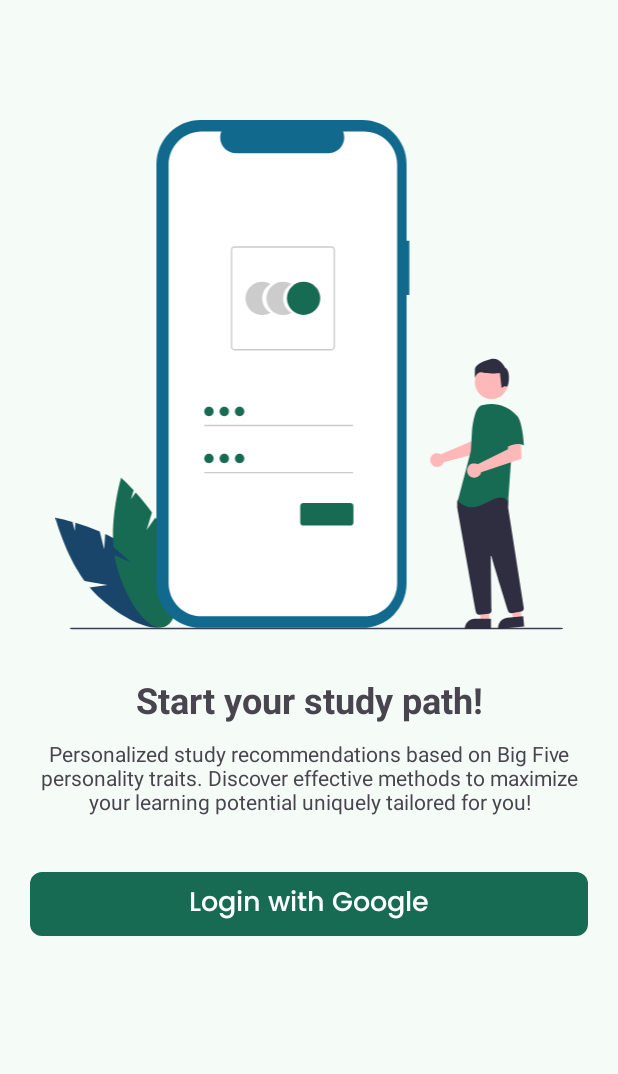
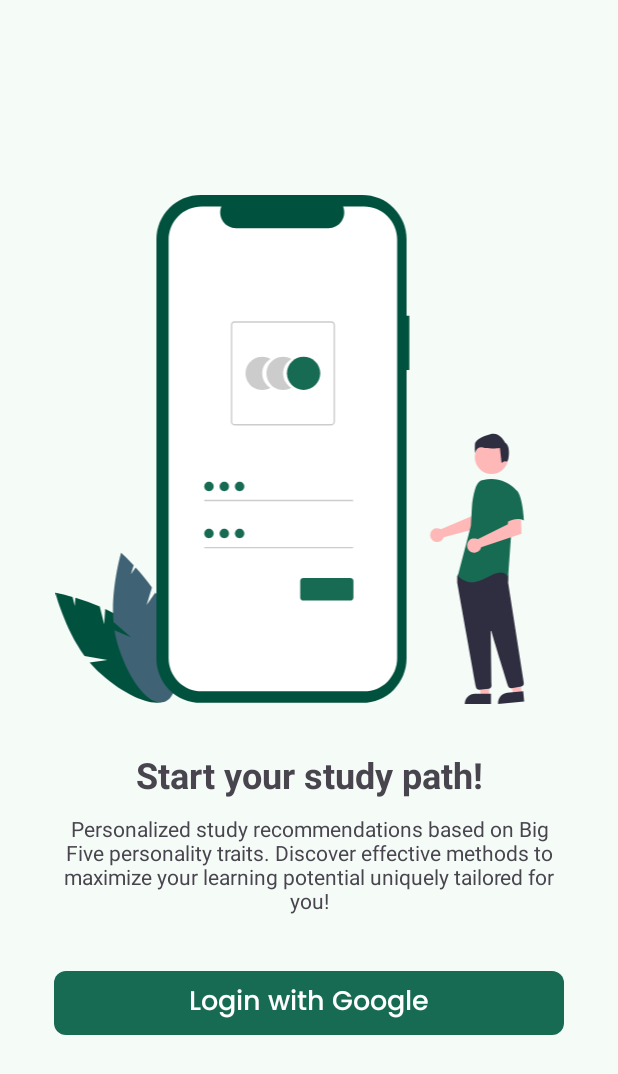
Before and after one commit to C242-PS142/StudyPath-Android, an Android app: the LoginActivity screen opened directly, with no data from a screen before it, on a phone screen of 412 x 824 dp. Shown: the top 1074 px of the screen. Run offline under Robolectric (Android 15) with nearby library versions, the phone set to English and light mode, and no system bars.

Commit message:
Refactor Illustration Color & Login Activity Layout

```diff
--- a/app/src/main/res/drawable/undraw_access_account_re_8spm1.xml
+++ b/app/src/main/res/drawable/undraw_login_access_account.xml
@@ -4,11 +4,11 @@
 
         <clip-path android:pathData="M0,0h372v373.58h-372z"/>
 
-        <path android:fillColor="#19456B" android:pathData="M35.77,314.7L32.5,301.77C26.69,299.3 20.75,297.17 14.7,295.37L14.28,301.39L12.61,294.76C5.1,292.61 0,291.67 0,291.67C0,291.67 6.89,317.92 21.35,337.98L38.2,340.95L25.11,342.84C26.93,345.03 28.89,347.1 30.96,349.05C52,368.6 75.43,377.57 83.29,369.08C91.16,360.6 80.48,337.87 59.45,318.33C52.93,312.27 44.74,307.4 36.54,303.57L35.77,314.7Z"/>
+        <path android:fillColor="@color/md_theme_onPrimaryFixedVariant" android:pathData="M35.77,314.7L32.5,301.77C26.69,299.3 20.75,297.17 14.7,295.37L14.28,301.39L12.61,294.76C5.1,292.61 0,291.67 0,291.67C0,291.67 6.89,317.92 21.35,337.98L38.2,340.95L25.11,342.84C26.93,345.03 28.89,347.1 30.96,349.05C52,368.6 75.43,377.57 83.29,369.08C91.16,360.6 80.48,337.87 59.45,318.33C52.93,312.27 44.74,307.4 36.54,303.57L35.77,314.7Z"/>
 
-        <path android:fillColor="#186B53" android:pathData="M66.93,300.65L70.81,287.88C67.11,282.77 63.12,277.86 58.87,273.2L55.41,278.13L57.4,271.59C52.08,265.87 48.2,262.42 48.2,262.42C48.2,262.42 40.55,288.46 42.57,313.12L55.46,324.38L43.28,319.22C43.71,322.04 44.31,324.82 45.08,327.57C53,355.19 68.42,374.99 79.54,371.8C90.65,368.6 93.24,343.63 85.33,316.01C82.88,307.44 78.37,299.04 73.33,291.52L66.93,300.65Z"/>
+        <path android:fillColor="@color/md_theme_tertiary" android:pathData="M66.93,300.65L70.81,287.88C67.11,282.77 63.12,277.86 58.87,273.2L55.41,278.13L57.4,271.59C52.08,265.87 48.2,262.42 48.2,262.42C48.2,262.42 40.55,288.46 42.57,313.12L55.46,324.38L43.28,319.22C43.71,322.04 44.31,324.82 45.08,327.57C53,355.19 68.42,374.99 79.54,371.8C90.65,368.6 93.24,343.63 85.33,316.01C82.88,307.44 78.37,299.04 73.33,291.52L66.93,300.65Z"/>
 
-        <path android:fillColor="#11698E" android:pathData="M259.58,88.5H257.54V32.44C257.54,28.18 256.7,23.97 255.07,20.03C253.44,16.09 251.05,12.52 248.04,9.5C245.04,6.49 241.46,4.1 237.53,2.47C233.6,0.84 229.39,0 225.13,0H106.51C97.92,0 89.68,3.42 83.6,9.5C77.52,15.59 74.11,23.84 74.11,32.44V339.98C74.11,344.24 74.95,348.46 76.58,352.39C78.2,356.33 80.59,359.9 83.6,362.92C86.61,365.93 90.18,368.32 94.11,369.95C98.04,371.58 102.26,372.42 106.51,372.42H225.13C233.73,372.42 241.97,369 248.04,362.92C254.12,356.83 257.54,348.58 257.54,339.98V128.4H259.58L259.58,88.5Z"/>
+        <path android:fillColor="@color/md_theme_onPrimaryFixedVariant" android:pathData="M259.58,88.5H257.54V32.44C257.54,28.18 256.7,23.97 255.07,20.03C253.44,16.09 251.05,12.52 248.04,9.5C245.04,6.49 241.46,4.1 237.53,2.47C233.6,0.84 229.39,0 225.13,0H106.51C97.92,0 89.68,3.42 83.6,9.5C77.52,15.59 74.11,23.84 74.11,32.44V339.98C74.11,344.24 74.95,348.46 76.58,352.39C78.2,356.33 80.59,359.9 83.6,362.92C86.61,365.93 90.18,368.32 94.11,369.95C98.04,371.58 102.26,372.42 106.51,372.42H225.13C233.73,372.42 241.97,369 248.04,362.92C254.12,356.83 257.54,348.58 257.54,339.98V128.4H259.58L259.58,88.5Z"/>
 
         <path android:fillColor="#ffffff" android:pathData="M226.44,8.44H210.96C211.67,10.19 211.94,12.08 211.75,13.96C211.55,15.84 210.9,17.64 209.85,19.21C208.8,20.77 207.38,22.06 205.72,22.94C204.05,23.83 202.2,24.3 200.31,24.3H132.36C130.47,24.3 128.61,23.83 126.95,22.94C125.29,22.06 123.87,20.77 122.81,19.21C121.76,17.64 121.11,15.84 120.92,13.96C120.73,12.08 121,10.19 121.71,8.44H107.25C100.83,8.44 94.68,10.99 90.14,15.53C85.6,20.08 83.05,26.24 83.05,32.67V339.75C83.05,346.18 85.6,352.34 90.14,356.89C94.68,361.43 100.83,363.98 107.25,363.98H226.44C232.86,363.98 239.01,361.43 243.55,356.89C248.09,352.34 250.64,346.18 250.64,339.75V32.67C250.64,26.24 248.09,20.08 243.55,15.53C239.01,10.99 232.86,8.44 226.44,8.44Z"/>
 
@@ -16,29 +16,27 @@
 
         <path android:fillColor="#CCCCCC" android:pathData="M167.01,130.76C167.01,128.62 167.57,126.51 168.64,124.65C169.71,122.79 171.26,121.25 173.12,120.18C171.26,119.1 169.15,118.54 167.01,118.54C164.87,118.54 162.76,119.1 160.9,120.18C159.05,121.25 157.51,122.79 156.43,124.65C155.36,126.51 154.8,128.62 154.8,130.76C154.8,132.91 155.36,135.02 156.43,136.88C157.51,138.74 159.05,140.28 160.9,141.35C162.76,142.43 164.87,142.99 167.01,142.99C169.15,142.99 171.26,142.43 173.12,141.35C171.26,140.28 169.72,138.74 168.64,136.88C167.57,135.02 167.01,132.91 167.01,130.76Z"/>
 
-        <path android:fillColor="#186B53" android:pathData="M182.01,142.99C188.75,142.99 194.22,137.52 194.22,130.76C194.22,124.01 188.75,118.54 182.01,118.54C175.27,118.54 169.8,124.01 169.8,130.76C169.8,137.52 175.27,142.99 182.01,142.99Z"/>
+        <path android:fillColor="@color/md_theme_primary" android:pathData="M182.01,142.99C188.75,142.99 194.22,137.52 194.22,130.76C194.22,124.01 188.75,118.54 182.01,118.54C175.27,118.54 169.8,124.01 169.8,130.76C169.8,137.52 175.27,142.99 182.01,142.99Z"/>
 
         <path android:fillColor="#CCCCCC" android:pathData="M202.42,168.95H131.25C130.57,168.95 129.92,168.68 129.44,168.2C128.96,167.72 128.69,167.07 128.69,166.39V95.14C128.69,94.46 128.96,93.81 129.44,93.33C129.92,92.85 130.57,92.58 131.25,92.58H202.42C203.1,92.58 203.74,92.85 204.22,93.33C204.7,93.81 204.97,94.46 204.97,95.14V166.39C204.97,167.07 204.7,167.72 204.22,168.2C203.74,168.68 203.1,168.95 202.42,168.95ZM131.25,93.6C130.84,93.6 130.45,93.76 130.16,94.05C129.88,94.34 129.72,94.73 129.71,95.14V166.39C129.72,166.8 129.88,167.19 130.16,167.48C130.45,167.77 130.84,167.93 131.25,167.93H202.42C202.82,167.93 203.21,167.77 203.5,167.48C203.79,167.19 203.95,166.8 203.95,166.39V95.14C203.95,94.73 203.79,94.34 203.5,94.05C203.21,93.76 202.82,93.6 202.42,93.6H131.25Z"/>
 
         <path android:fillColor="#CCCCCC" android:pathData="M218.31,223.57H109.16V224.6H218.31V223.57Z"/>
 
-        <path android:fillColor="#186B53" android:pathData="M112.6,217.18C114.51,217.18 116.05,215.64 116.05,213.73C116.05,211.82 114.51,210.28 112.6,210.28C110.7,210.28 109.16,211.82 109.16,213.73C109.16,215.64 110.7,217.18 112.6,217.18Z"/>
+        <path android:fillColor="@color/md_theme_primary" android:pathData="M112.6,217.18C114.51,217.18 116.05,215.64 116.05,213.73C116.05,211.82 114.51,210.28 112.6,210.28C110.7,210.28 109.16,211.82 109.16,213.73C109.16,215.64 110.7,217.18 112.6,217.18Z"/>
 
         <path android:fillColor="#CCCCCC" android:pathData="M218.31,258.08H109.16V259.11H218.31V258.08Z"/>
 
-        <path android:fillColor="#186B53" android:pathData="M112.6,251.7C114.51,251.7 116.05,250.15 116.05,248.24C116.05,246.34 114.51,244.79 112.6,244.79C110.7,244.79 109.16,246.34 109.16,248.24C109.16,250.15 110.7,251.7 112.6,251.7Z"/>
+        <path android:fillColor="@color/md_theme_primary" android:pathData="M112.6,251.7C114.51,251.7 116.05,250.15 116.05,248.24C116.05,246.34 114.51,244.79 112.6,244.79C110.7,244.79 109.16,246.34 109.16,248.24C109.16,250.15 110.7,251.7 112.6,251.7Z"/>
 
-        <path android:fillColor="#186B53" android:pathData="M216.31,297.39H181.82C181.22,297.39 180.65,297.15 180.23,296.73C179.81,296.3 179.57,295.73 179.57,295.14V283.03C179.57,282.43 179.81,281.86 180.23,281.44C180.65,281.02 181.22,280.78 181.82,280.78H216.31C216.91,280.78 217.48,281.02 217.9,281.44C218.32,281.86 218.56,282.43 218.56,283.03V295.14C218.56,295.73 218.32,296.3 217.9,296.73C217.48,297.15 216.91,297.39 216.31,297.39Z"/>
+        <path android:fillColor="@color/md_theme_primary" android:pathData="M216.31,297.39H181.82C181.22,297.39 180.65,297.15 180.23,296.73C179.81,296.3 179.57,295.73 179.57,295.14V283.03C179.57,282.43 179.81,281.86 180.23,281.44C180.65,281.02 181.22,280.78 181.82,280.78H216.31C216.91,280.78 217.48,281.02 217.9,281.44C218.32,281.86 218.56,282.43 218.56,283.03V295.14C218.56,295.73 218.32,296.3 217.9,296.73C217.48,297.15 216.91,297.39 216.31,297.39Z"/>
 
-        <path android:fillColor="#186B53" android:pathData="M123.85,217.18C125.75,217.18 127.29,215.64 127.29,213.73C127.29,211.82 125.75,210.28 123.85,210.28C121.94,210.28 120.4,211.82 120.4,213.73C120.4,215.64 121.94,217.18 123.85,217.18Z"/>
+        <path android:fillColor="@color/md_theme_primary" android:pathData="M123.85,217.18C125.75,217.18 127.29,215.64 127.29,213.73C127.29,211.82 125.75,210.28 123.85,210.28C121.94,210.28 120.4,211.82 120.4,213.73C120.4,215.64 121.94,217.18 123.85,217.18Z"/>
 
-        <path android:fillColor="#186B53" android:pathData="M135.09,217.18C137,217.18 138.54,215.64 138.54,213.73C138.54,211.82 137,210.28 135.09,210.28C133.19,210.28 131.65,211.82 131.65,213.73C131.65,215.64 133.19,217.18 135.09,217.18Z"/>
+        <path android:fillColor="@color/md_theme_primary" android:pathData="M135.09,217.18C137,217.18 138.54,215.64 138.54,213.73C138.54,211.82 137,210.28 135.09,210.28C133.19,210.28 131.65,211.82 131.65,213.73C131.65,215.64 133.19,217.18 135.09,217.18Z"/>
 
-        <path android:fillColor="#186B53" android:pathData="M123.85,251.7C125.75,251.7 127.29,250.15 127.29,248.24C127.29,246.34 125.75,244.79 123.85,244.79C121.94,244.79 120.4,246.34 120.4,248.24C120.4,250.15 121.94,251.7 123.85,251.7Z"/>
+        <path android:fillColor="@color/md_theme_primary" android:pathData="M123.85,251.7C125.75,251.7 127.29,250.15 127.29,248.24C127.29,246.34 125.75,244.79 123.85,244.79C121.94,244.79 120.4,246.34 120.4,248.24C120.4,250.15 121.94,251.7 123.85,251.7Z"/>
 
-        <path android:fillColor="#186B53" android:pathData="M135.09,251.7C137,251.7 138.54,250.15 138.54,248.24C138.54,246.34 137,244.79 135.09,244.79C133.19,244.79 131.65,246.34 131.65,248.24C131.65,250.15 133.19,251.7 135.09,251.7Z"/>
-
-        <path android:fillColor="#3F3D56" android:pathData="M370.61,373.58H12.03C11.26,373.58 10.64,373.3 10.64,372.97C10.64,372.63 11.26,372.36 12.03,372.36H370.61C371.38,372.36 372,372.63 372,372.97C372,373.3 371.38,373.58 370.61,373.58Z"/>
+        <path android:fillColor="@color/md_theme_primary" android:pathData="M135.09,251.7C137,251.7 138.54,250.15 138.54,248.24C138.54,246.34 137,244.79 135.09,244.79C133.19,244.79 131.65,246.34 131.65,248.24C131.65,250.15 133.19,251.7 135.09,251.7Z"/>
 
         <path android:fillColor="#FFB8B8" android:pathData="M282.02,244.76C282.26,244.87 282.5,245 282.72,245.15L305.12,235.58L305.92,229.67L314.87,229.61L314.34,243.16L284.78,250.99C284.71,251.2 284.64,251.4 284.55,251.6C284.13,252.51 283.44,253.28 282.58,253.8C281.72,254.32 280.72,254.58 279.71,254.54C278.71,254.5 277.74,254.16 276.92,253.57C276.11,252.97 275.48,252.15 275.13,251.21C274.78,250.26 274.72,249.23 274.95,248.25C275.18,247.27 275.7,246.38 276.43,245.69C277.17,245 278.09,244.54 279.08,244.38C280.08,244.21 281.1,244.34 282.02,244.76Z"/>
 
@@ -54,11 +52,11 @@
 
         <path android:fillColor="#2F2E41" android:pathData="M310.64,362.77C310.11,362.77 309.6,362.58 309.2,362.24C308.79,361.91 308.52,361.44 308.43,360.92C305.26,343.3 294.9,285.71 294.65,284.11C294.65,284.08 294.65,284.04 294.65,284V279.71C294.65,279.55 294.7,279.4 294.79,279.27L296.15,277.35C296.22,277.26 296.3,277.18 296.4,277.13C296.5,277.07 296.61,277.04 296.73,277.04C304.53,276.67 330.08,275.6 331.32,277.14C332.55,278.7 332.12,283.4 332.02,284.32L332.02,284.42L343.5,357.92C343.59,358.51 343.45,359.11 343.1,359.59C342.75,360.07 342.23,360.39 341.64,360.49L334.48,361.68C333.94,361.76 333.39,361.65 332.93,361.37C332.47,361.08 332.13,360.64 331.96,360.13C329.75,353.03 322.31,329.17 319.73,319.93C319.72,319.87 319.68,319.82 319.63,319.79C319.58,319.76 319.52,319.74 319.46,319.75C319.4,319.76 319.34,319.79 319.3,319.83C319.27,319.88 319.24,319.94 319.24,320C319.37,328.8 319.68,351.27 319.79,359.02L319.8,359.86C319.81,360.42 319.6,360.97 319.22,361.39C318.84,361.81 318.32,362.07 317.76,362.13L310.85,362.76C310.78,362.76 310.7,362.77 310.64,362.77Z"/>
 
-        <path android:fillColor="#186B53" android:pathData="M312.05,209.42C309.91,210.69 308.63,213.03 307.89,215.41C306.53,219.83 305.71,224.39 305.45,229L304.67,242.8L295.06,279.39C303.39,286.45 308.2,284.84 319.42,279.07C330.64,273.29 331.92,280.99 331.92,280.99L334.17,249.86L337.37,215.84C336.65,214.97 335.84,214.19 334.94,213.5C331.98,211.2 328.53,209.59 324.86,208.81C321.19,208.04 317.39,208.1 313.75,209.01L312.05,209.42Z"/>
+        <path android:fillColor="@color/md_theme_primary" android:pathData="M312.05,209.42C309.91,210.69 308.63,213.03 307.89,215.41C306.53,219.83 305.71,224.39 305.45,229L304.67,242.8L295.06,279.39C303.39,286.45 308.2,284.84 319.42,279.07C330.64,273.29 331.92,280.99 331.92,280.99L334.17,249.86L337.37,215.84C336.65,214.97 335.84,214.19 334.94,213.5C331.98,211.2 328.53,209.59 324.86,208.81C321.19,208.04 317.39,208.1 313.75,209.01L312.05,209.42Z"/>
 
         <path android:fillColor="#FFB8B8" android:pathData="M308.92,252.15C309.18,252.24 309.43,252.36 309.67,252.5L331.82,241.4L332.19,235.38L341.33,234.75L341.82,248.46L312.22,258.26C311.97,259.3 311.42,260.24 310.64,260.95C309.85,261.67 308.86,262.13 307.8,262.27C306.75,262.41 305.68,262.23 304.73,261.74C303.78,261.26 303,260.5 302.5,259.56C301.99,258.62 301.78,257.55 301.9,256.49C302.02,255.43 302.45,254.43 303.15,253.63C303.85,252.82 304.77,252.25 305.81,251.99C306.84,251.72 307.92,251.78 308.92,252.15Z"/>
 
-        <path android:fillColor="#186B53" android:pathData="M337.21,216C342.66,217.92 343.62,238.79 343.62,238.79C337.21,235.26 329.52,241.03 329.52,241.03C329.52,241.03 327.91,235.58 325.99,228.51C325.41,226.53 325.34,224.43 325.79,222.41C326.24,220.39 327.19,218.51 328.55,216.96C328.55,216.96 331.76,214.07 337.21,216Z"/>
+        <path android:fillColor="@color/md_theme_primary" android:pathData="M337.21,216C342.66,217.92 343.62,238.79 343.62,238.79C337.21,235.26 329.52,241.03 329.52,241.03C329.52,241.03 327.91,235.58 325.99,228.51C325.41,226.53 325.34,224.43 325.79,222.41C326.24,220.39 327.19,218.51 328.55,216.96C328.55,216.96 331.76,214.07 337.21,216Z"/>
 
         <path android:fillColor="#2F2E41" android:pathData="M330.83,195.55C329.3,194.33 327.22,196.55 327.22,196.55L325.99,185.54C325.99,185.54 318.35,186.45 313.46,185.23C308.57,184.01 307.81,189.67 307.81,189.67C307.55,187.38 307.5,185.08 307.65,182.78C307.96,180.03 311.93,177.27 318.96,175.44C325.99,173.6 329.66,181.56 329.66,181.56C334.55,184.01 332.36,196.78 330.83,195.55Z"/>
 
--- a/app/src/main/res/layout/activity_login.xml
+++ b/app/src/main/res/layout/activity_login.xml
@@ -1,18 +1,27 @@
 <?xml version="1.0" encoding="utf-8"?>
-<ScrollView xmlns:android="http://schemas.android.com/apk/res/android"
+<androidx.constraintlayout.widget.ConstraintLayout xmlns:android="http://schemas.android.com/apk/res/android"
     xmlns:app="http://schemas.android.com/apk/res-auto"
     xmlns:tools="http://schemas.android.com/tools"
     android:layout_width="match_parent"
     android:layout_height="match_parent"
     android:orientation="vertical"
+    android:paddingHorizontal="16dp"
     tools:context=".ui.activity.LoginActivity">
+
+    <ScrollView
+        android:layout_width="match_parent"
+        android:layout_height="wrap_content"
+        android:orientation="vertical"
+        android:layout_marginVertical="40dp"
+        app:layout_constraintTop_toTopOf="parent"
+        app:layout_constraintBottom_toBottomOf="parent"
+        app:layout_constraintStart_toStartOf="parent"
+        app:layout_constraintEnd_toEndOf="parent">
 
         <LinearLayout
             android:layout_width="match_parent"
             android:layout_height="wrap_content"
             android:orientation="vertical"
-        android:layout_marginTop="80dp"
-        android:layout_marginBottom="140dp"
             android:layout_marginHorizontal="20dp">
 
             <ImageView
@@ -20,7 +29,7 @@
                 android:layout_height="340dp"
                 android:contentDescription="@string/image_illustration_for_login"
                 android:layout_gravity="center"
-            android:src="@drawable/undraw_access_account_re_8spm1"/>
+                android:src="@drawable/undraw_login_access_account"/>
 
             <TextView
                 android:layout_width="match_parent"
@@ -50,3 +59,4 @@
                 android:text="@string/login_with_google" />
         </LinearLayout>
     </ScrollView>
+</androidx.constraintlayout.widget.ConstraintLayout>
```
Lines whose indentation alone changed are shown as unchanged.
